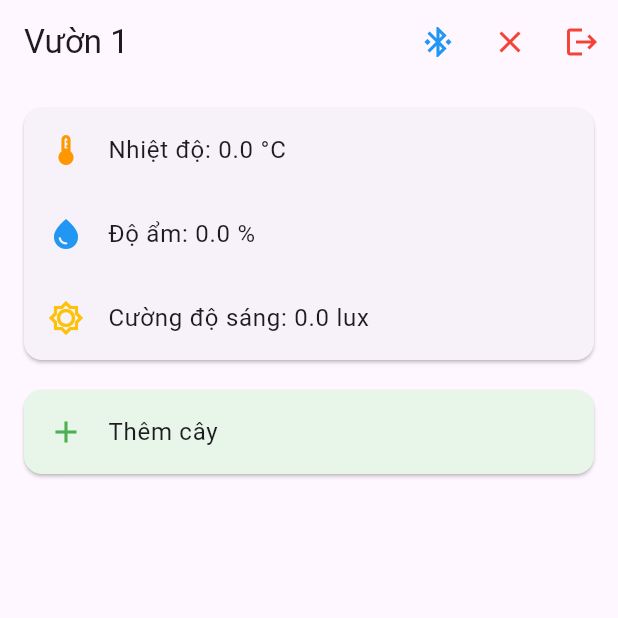
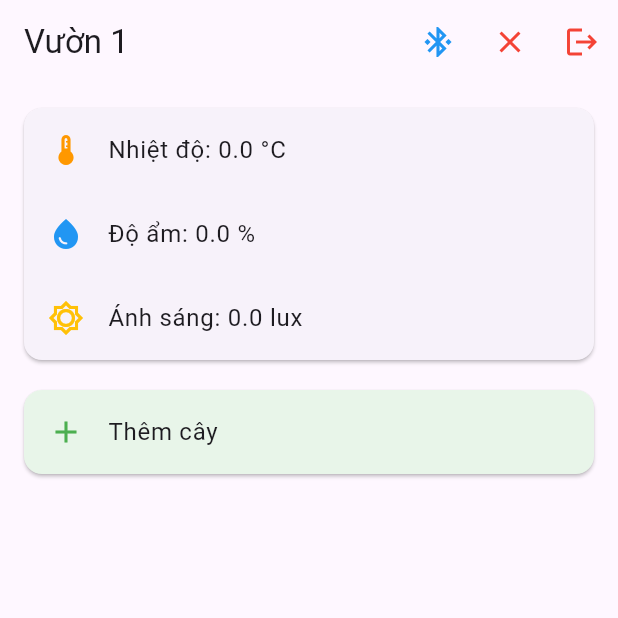
Before and after one commit to TranHaiz/Final-project-flutter, a Flutter app: the GardenScreen screen opened directly, on a phone screen of 412 x 824 dp, the top half of it. Run offline on Flutter 3.47's test engine with Material 3 defaults, Android fonts, the phone set to English and light mode, and no system bars; our stand-ins replace flutter_bluetooth_serial, permission_handler.

Commit message:
update: Done

```diff
--- a/lib/garden_manager.dart
+++ b/lib/garden_manager.dart
@@ -17,11 +17,12 @@ final Map<String, Color> plantColors = {
   "Táo": Colors.redAccent,
   "Sầu riêng": Colors.green,
 };
+
 const int maxGardens = 4;
 
-double temperature = 0;
-double humidity = 0;
-double lux = 0;
+List<double> temperature = List.filled(maxGardens, 0.0);
+List<double> humidity = List.filled(maxGardens, 0.0);
+List<double> lux = List.filled(maxGardens, 0.0);
 
 class Plant {
   String name;
@@ -55,7 +56,7 @@ class GardenScreen extends StatefulWidget {
 class _GardenScreenState extends State<GardenScreen> {
   List<Garden> gardens = [];
   int selectedGarden = 0;
-  StreamSubscription<List<double>>? _btStreamSub;
+  StreamSubscription? _btStreamSub;
 
   Future<File> get localFile async {
     final dir = await getApplicationDocumentsDirectory();
@@ -86,12 +87,18 @@ class _GardenScreenState extends State<GardenScreen> {
   void initState() {
     super.initState();
     loadGardens();
+
     _btStreamSub = BluetoothService.instance.dataStream.listen((numbers) {
-      if (numbers.length >= 3) {
+      if (numbers is List && numbers.isNotEmpty) {
         setState(() {
-          temperature = numbers[0];
-          humidity = numbers[1];
-          lux = numbers[2];
+          for (int i = 0; i < maxGardens; i++) {
+            int base = i * 3;
+            if (numbers.length >= base + 3) {
+              temperature[i] = (numbers[base] as num).toDouble();
+              humidity[i] = (numbers[base + 1] as num).toDouble();
+              lux[i] = (numbers[base + 2] as num).toDouble();
+            }
+          }
         });
       }
     });
@@ -114,7 +121,6 @@ class _GardenScreenState extends State<GardenScreen> {
 
   void deleteGarden(int index) {
     if (gardens.length == 1) return;
-
     setState(() {
       gardens.removeAt(index);
       for (int i = 0; i < gardens.length; i++) {
@@ -140,9 +146,9 @@ class _GardenScreenState extends State<GardenScreen> {
         children: plantTypes.map((p) {
           return SimpleDialogOption(
             onPressed: () {
-              setState(
-                () => gardens[selectedGarden].plants.add(Plant(name: p)),
-              );
+              setState(() {
+                gardens[selectedGarden].plants.add(Plant(name: p));
+              });
               saveGardens();
               Navigator.pop(context);
             },
@@ -168,18 +174,24 @@ class _GardenScreenState extends State<GardenScreen> {
         children: [
           ListTile(
             leading: const Icon(Icons.thermostat, color: Colors.orange),
-            title: Text("Nhiệt độ: ${temperature.toStringAsFixed(1)} °C"),
+            title: Text(
+              "Nhiệt độ: ${temperature[selectedGarden].toStringAsFixed(1)} °C",
+            ),
           ),
           ListTile(
             leading: const Icon(Icons.water_drop, color: Colors.blue),
-            title: Text("Độ ẩm: ${humidity.toStringAsFixed(1)} %"),
+            title: Text(
+              "Độ ẩm: ${humidity[selectedGarden].toStringAsFixed(1)} %",
+            ),
           ),
           ListTile(
             leading: const Icon(
               Icons.brightness_low_outlined,
               color: Colors.amber,
             ),
-            title: Text("Cường độ sáng: ${lux.toStringAsFixed(1)} lux"),
+            title: Text(
+              "Ánh sáng: ${lux[selectedGarden].toStringAsFixed(1)} lux",
+            ),
           ),
         ],
       ),
@@ -200,7 +212,7 @@ class _GardenScreenState extends State<GardenScreen> {
                 ),
                 title: Text(e.value.name),
                 trailing: IconButton(
-                  icon: const Icon(Icons.delete, color: Colors.red),
+                  icon: const Icon(Icons.close, color: Colors.red),
                   onPressed: () => deletePlant(e.key),
                 ),
               ),
@@ -223,7 +235,6 @@ class _GardenScreenState extends State<GardenScreen> {
     return AppBar(
       title: Text(garden.name),
       actions: [
-        // === Bluetooth
         IconButton(
           icon: const Icon(Icons.bluetooth_connected, color: Colors.blue),
           onPressed: () => Navigator.pushReplacement(
@@ -231,12 +242,10 @@ class _GardenScreenState extends State<GardenScreen> {
             MaterialPageRoute(builder: (_) => const BluetoothScanPage()),
           ),
         ),
-        // ==== Delete garden
         IconButton(
           icon: const Icon(Icons.close, color: Colors.red),
           onPressed: () => deleteGarden(selectedGarden),
         ),
-        // === Logout
         IconButton(
           icon: const Icon(Icons.logout, color: Colors.red),
           onPressed: () => Navigator.pushReplacement(
```
